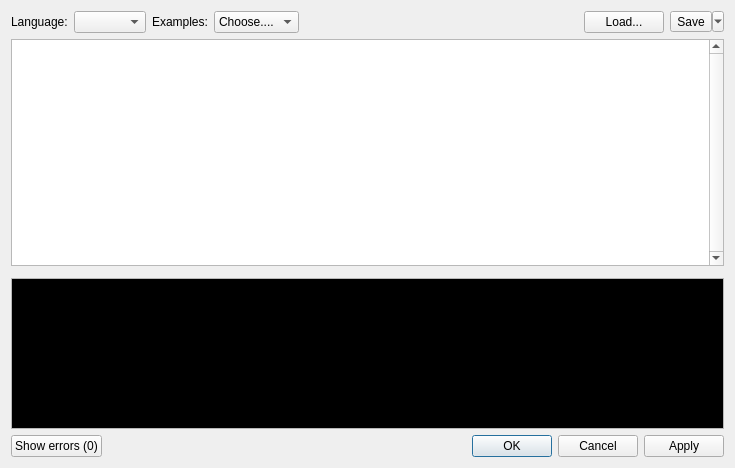
This is src/LorrisAnalyzer/DataWidgets/ScriptWidget/scripteditor.ui in Tasssadar/Lorris as Qt 5 draws it before an edit. The edited form follows.
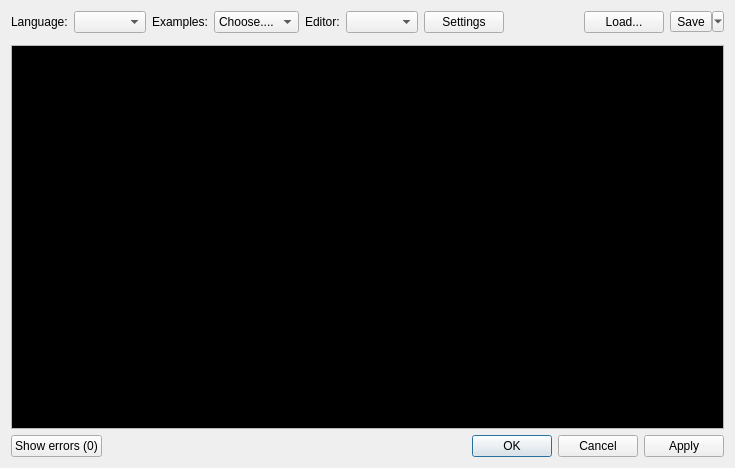
This is the edited form. Icons and pictures are not drawn. Custom widgets are drawn as their Qt base class.

Commit message: [537] LorrisAnalyzer: Add Kate as editor for script

```diff
--- a/src/LorrisAnalyzer/DataWidgets/ScriptWidget/scripteditor.ui
+++ b/src/LorrisAnalyzer/DataWidgets/ScriptWidget/scripteditor.ui
@@ -17,7 +17,7 @@
    <iconset resource="../../../icons.qrc">
     <normaloff>:/icons/icon.png</normaloff>:/icons/icon.png</iconset>
   </property>
-  <layout class="QVBoxLayout" name="mainLayout" stretch="0,60,0,40,0">
+  <layout class="QVBoxLayout" name="mainLayout" stretch="0,0,40,0">
    <item>
     <layout class="QHBoxLayout" name="horizontalLayout">
      <item>
@@ -49,6 +49,26 @@
        </item>
       </widget>
      </item>
+     <item>
+      <widget class="QLabel" name="label_3">
+       <property name="text">
+        <string>Editor:</string>
+       </property>
+      </widget>
+     </item>
+     <item>
+      <widget class="QComboBox" name="editorBox"/>
+     </item>
+     <item>
+      <widget class="QPushButton" name="editSettBtn">
+       <property name="toolTip">
+        <string>Editor settings</string>
+       </property>
+       <property name="text">
+        <string>Settings</string>
+       </property>
+      </widget>
+     </item>
      <item>
       <spacer name="horizontalSpacer">
        <property name="orientation">
@@ -120,26 +140,6 @@
      </item>
     </layout>
    </item>
-   <item>
-    <layout class="QHBoxLayout" name="editLayout" stretch="0">
-     <item>
-      <widget class="QPlainTextEdit" name="sourceEdit">
-       <property name="verticalScrollBarPolicy">
-        <enum>Qt::ScrollBarAlwaysOn</enum>
-       </property>
-       <property name="lineWrapMode">
-        <enum>QPlainTextEdit::NoWrap</enum>
-       </property>
-       <property name="plainText">
-        <string/>
-       </property>
-       <property name="tabStopWidth">
-        <number>40</number>
-       </property>
-      </widget>
-     </item>
-    </layout>
-   </item>
    <item>
     <widget class="ResizeLine" name="resizeLine"/>
    </item>
```
The commit also changes 8 other files.
